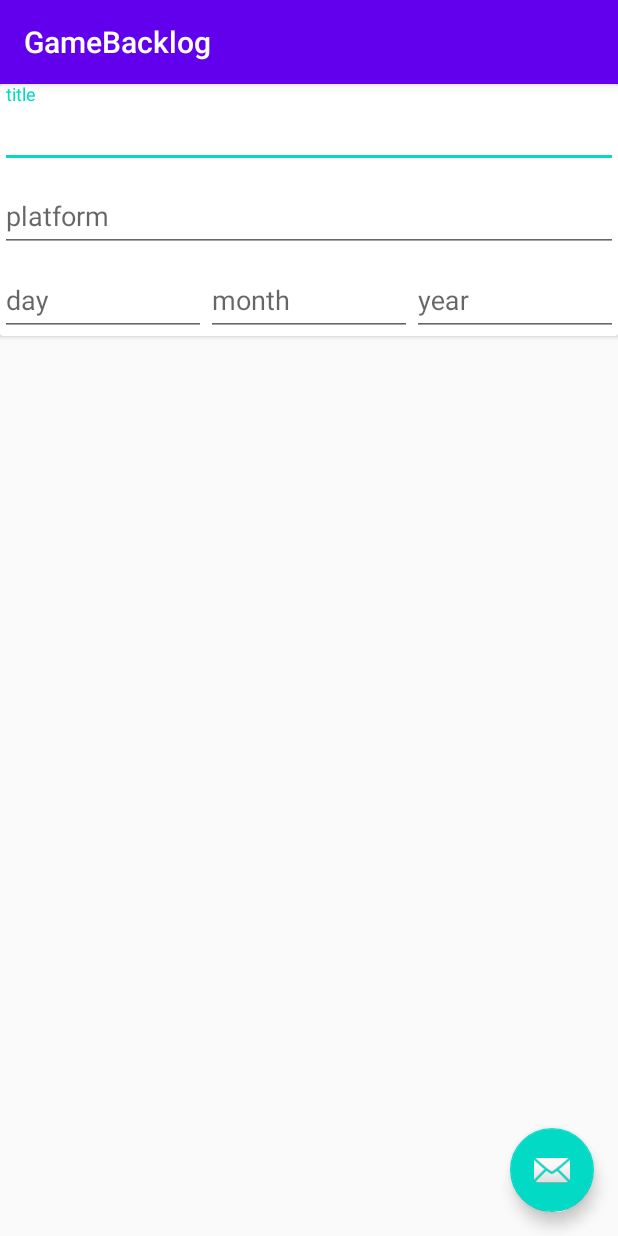
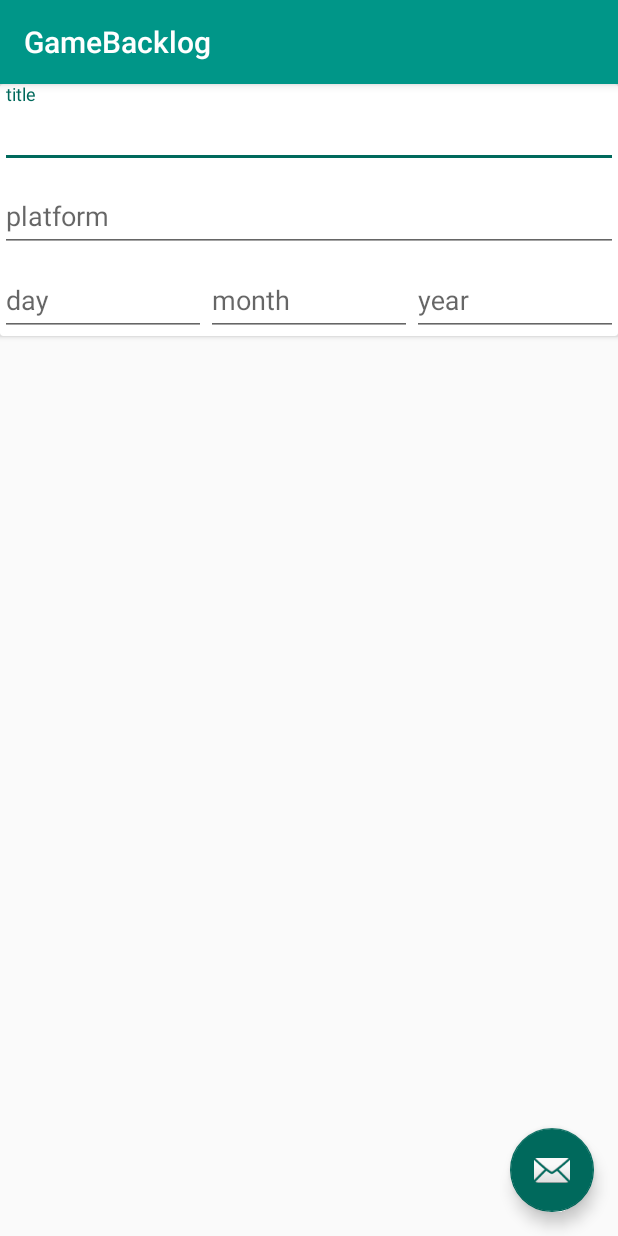
Before and after one commit to YasmineBY/Level-5-Task-2, an Android app: the AddGameActivity screen opened directly, with no data from a screen before it, on a phone screen of 412 x 824 dp. Run offline under Robolectric (Android 15) with nearby library versions, the phone set to English and light mode, and no system bars; our stand-ins replace Room's generated code.

```diff
--- a/attempt2/app/src/main/java/com/example/gamebacklog/database/GameDao.kt
+++ b/attempt2/app/src/main/java/com/example/gamebacklog/database/GameDao.kt
@@ -1,6 +1,7 @@
 package com.example.gamebacklog.database
 
 import androidx.room.Dao
+import androidx.room.Delete
 import androidx.room.Insert
 import androidx.room.Query
 import com.example.gamebacklog.model.Game
@@ -9,7 +10,10 @@ import com.example.gamebacklog.model.Game
 interface GameDao {
     @Query("SELECT * FROM game_table")
     suspend fun getAllGames(): List<Game>
+
     @Insert
     suspend fun insertGame(game: Game)
 
+    @Query("DELETE FROM game_table")
+    suspend fun deleteAllGames()
 }
--- a/attempt2/app/src/main/java/com/example/gamebacklog/database/GameRepository.kt
+++ b/attempt2/app/src/main/java/com/example/gamebacklog/database/GameRepository.kt
@@ -13,4 +13,6 @@ class GameRepository(context: Context) {
     }
     suspend fun getAllGames(): List<Game> = gameDao.getAllGames()
     suspend fun insertGame(game: Game)= gameDao.insertGame(game)
+    suspend fun deleteAllGames()= gameDao.deleteAllGames()
+
 }
--- a/attempt2/app/src/main/java/com/example/gamebacklog/database/GameRoomDatabase.kt
+++ b/attempt2/app/src/main/java/com/example/gamebacklog/database/GameRoomDatabase.kt
@@ -4,9 +4,11 @@ import android.content.Context
 import androidx.room.Database
 import androidx.room.Room
 import androidx.room.RoomDatabase
+import androidx.room.TypeConverters
 import com.example.gamebacklog.model.Game
 
 @Database(entities = [Game::class], version = 1, exportSchema = false)
+@TypeConverters(Converters::class)
 abstract class GameRoomDatabase : RoomDatabase() {
 
 
--- a/attempt2/app/src/main/java/com/example/gamebacklog/ui/addgame/AddGameActivity.kt
+++ b/attempt2/app/src/main/java/com/example/gamebacklog/ui/addgame/AddGameActivity.kt
@@ -2,25 +2,84 @@ package com.example.gamebacklog.ui.addgame
 
 import android.content.Intent
 import android.os.Bundle
+import android.widget.Toast
 import com.google.android.material.snackbar.Snackbar
 import androidx.appcompat.app.AppCompatActivity
 import com.example.gamebacklog.R
+import com.example.gamebacklog.database.GameRepository
+import com.example.gamebacklog.model.Game
+import com.example.gamebacklog.ui.main.GameAdapter
 import com.example.gamebacklog.ui.main.MainActivity
 
 import kotlinx.android.synthetic.main.activity_add_game.*
+import kotlinx.android.synthetic.main.content_add_game.*
+import kotlinx.coroutines.CoroutineScope
+import kotlinx.coroutines.Dispatchers
+import kotlinx.coroutines.launch
+import kotlinx.coroutines.withContext
+import java.util.*
 
 class AddGameActivity : AppCompatActivity() {
+    private lateinit var gameRepository: GameRepository
+    private val mainScope = CoroutineScope(Dispatchers.Main)
+    private val games = arrayListOf<Game>()
+    private val gameAdapter = GameAdapter(games)
 
     override fun onCreate(savedInstanceState: Bundle?) {
         super.onCreate(savedInstanceState)
         setContentView(R.layout.activity_add_game)
         setSupportActionBar(toolbar)
 
+        gameRepository = GameRepository(this)
+        initViews()
+    }
+
+    private fun initViews() {
+
         fab.setOnClickListener { view ->
+            retrieveNewGame()
             val intent = Intent(this, MainActivity::class.java)
             startActivity(intent)
+            addGame(retrieveNewGame())
+        }
 
+    }
+
+    fun retrieveNewGame():Game   {
+        var newGameTitle = etGameTitle.text.toString()
+        var newGamePlatform =  etPlatform.text.toString()
+        var newGameDate: String = etYear.text.toString() + "-" + etMonth.text.toString()+ "-" + etDay.text.toString()
+        var newGame = Game(newGameTitle,newGamePlatform, newGameDate)
+        return newGame
+    }
+
+    private fun addGame(game: Game) {
+        mainScope.launch {
+            withContext(Dispatchers.IO) {
+                gameRepository.insertGame(game)
+            }
         }
     }
 
+
+//    fun getMonthOfDate(receivedMonth: String): String {
+//        var month: String =""
+//        when(receivedMonth){
+//            "1" -> month = "January"
+//            "2" -> month = "February"
+//            "3" -> month = "March"
+//            "4" -> month = "April"
+//            "5" -> month = "May"
+//            "6" -> month = "June"
+//            "7" -> month = "July"
+//            "8" -> month = "August"
+//            "9" -> month = "September"
+//            "10" -> month = "October"
+//            "11" -> month = "November"
+//            "12" -> month = "December"
+//        }
+//        return month
+//    }
+
+
 }
--- a/attempt2/app/src/main/res/layout/activity_main.xml
+++ b/attempt2/app/src/main/res/layout/activity_main.xml
@@ -14,9 +14,10 @@
         <androidx.appcompat.widget.Toolbar
             android:id="@+id/toolbar"
             android:layout_width="match_parent"
-            android:layout_height="?attr/actionBarSize"
+            android:layout_height="wrap_content"
             android:background="?attr/colorPrimary"
-            app:popupTheme="@style/AppTheme.PopupOverlay" />
+            android:minHeight="?attr/actionBarSize"
+            android:theme="?attr/actionBarTheme" />
 
     </com.google.android.material.appbar.AppBarLayout>
 
--- a/attempt2/app/src/main/res/layout/content_main.xml
+++ b/attempt2/app/src/main/res/layout/content_main.xml
@@ -16,6 +16,6 @@
         app:layout_constraintStart_toStartOf="parent"
         app:layout_constraintTop_toTopOf="parent"
         app:layout_constraintVertical_bias="0.064"
-        tools:listitem="@layout/item_game"/>
+    />
 
 </androidx.constraintlayout.widget.ConstraintLayout>
--- a/attempt2/app/src/main/res/layout/item_game.xml
+++ b/attempt2/app/src/main/res/layout/item_game.xml
@@ -3,7 +3,7 @@
     xmlns:android="http://schemas.android.com/apk/res/android"
     xmlns:app="http://schemas.android.com/apk/res-auto"
     android:layout_width="match_parent"
-    android:layout_height="match_parent">
+    android:layout_height="wrap_content">
 
     <androidx.cardview.widget.CardView
         android:layout_width="411dp"
--- a/attempt2/app/src/main/res/values/colors.xml
+++ b/attempt2/app/src/main/res/values/colors.xml
@@ -1,6 +1,8 @@
 <?xml version="1.0" encoding="utf-8"?>
+
 <resources>
-    <color name="colorPrimary">#6200EE</color>
-    <color name="colorPrimaryDark">#3700B3</color>
-    <color name="colorAccent">#03DAC5</color>
+    <color name="colorPrimary">#009688</color>
+    <color name="colorPrimaryDark">#00796B</color>
+    <color name="colorAccent">#00695C</color>
+    <color name="colorBackgroundDark">#3d3d3d</color>
 </resources>
```
Also changed, not shown: attempt2/app/src/main/java/com/example/gamebacklog/database/Converters.kt (added, +16 -0 lines), attempt2/app/src/main/java/com/example/gamebacklog/ui/main/MainActivity.kt (+33 -10 lines), attempt2/app/src/main/res/menu/menu_main.xml (+3 -4 lines).
